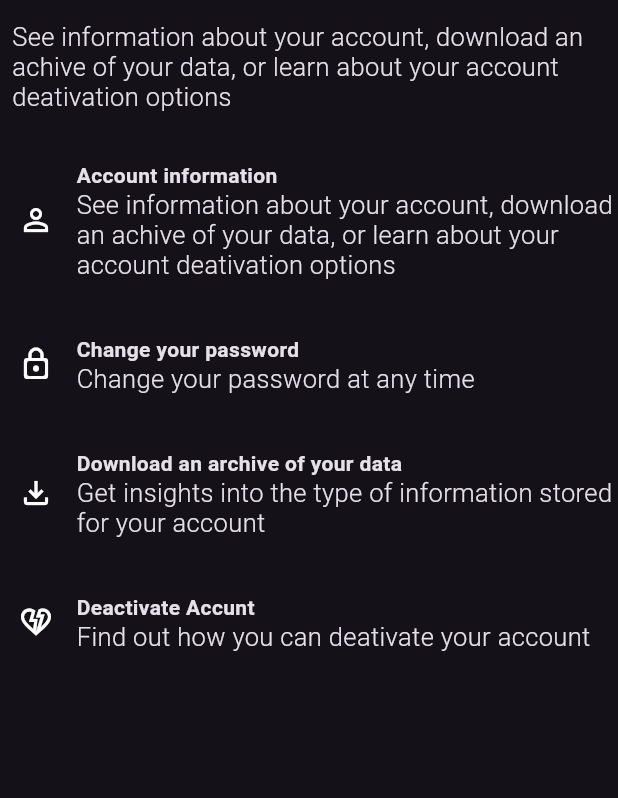
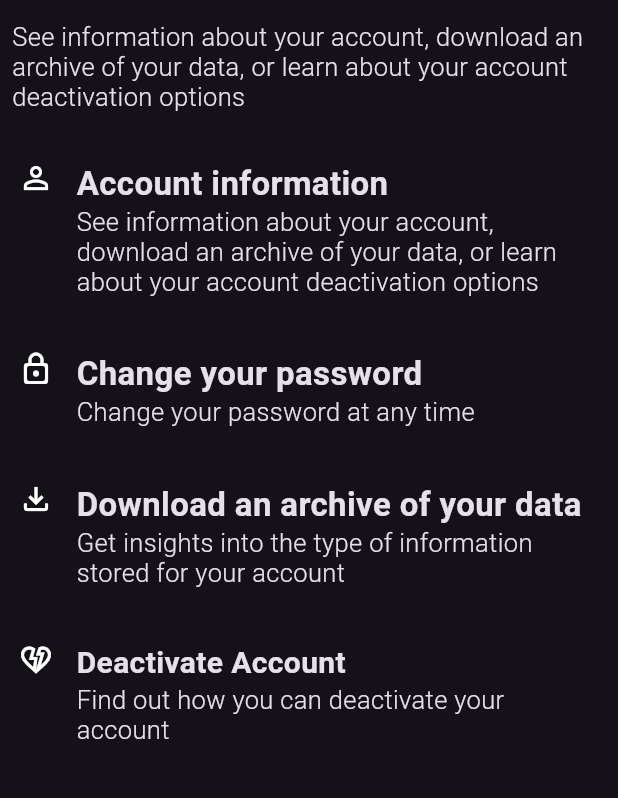
Before and after one commit to vanvictor20/Fist-REpo, a Flutter app: the screen it shows after launch, on a phone screen of 412 x 824 dp, the part 74-872 px from its top. Run offline on Flutter 3.47's test engine with Material 3 defaults, Android fonts, the phone set to English and light mode, and no system bars.

Commit message:
Upgrade to Dart 3 / current Flutter, fix text widgets and layout (#1)
- Regenerate platform folders (android/ios/macos/windows/linux/web) from
  the current Flutter template; they were unmodified 2022 templates that
  no longer build. App id and name are unchanged.
- Dart SDK ^3.0.0, flutter_lints 6, drop unused cupertino_icons.
- BigText ignored its size and SmallText ignored maxLines (and had an
  untyped field named TextAlign); both fixed and made const.
- Settings rows overflowed on narrow screens; extract a wrapping
  SettingsTile widget used by both settings pages.
- Replace the template counter test (it could never pass) with real
  widget tests, including a small-screen overflow check.
- Fix typos (Accunt, achive, deativation, donnot).
- Add CI: analyze, test, build APK and web.

Co-authored-by: Claude Opus 5.5 <noreply@anthropic.com>

```diff
--- a/lib/Widgets/big_text.dart
+++ b/lib/Widgets/big_text.dart
@@ -1,16 +1,16 @@
-import 'package:flutter/cupertino.dart';
+import 'package:flutter/widgets.dart';
 
 class BigText extends StatelessWidget {
   final Color? color;
   final String text;
-  double size;
+  final double size;
 
-  BigText({
-    Key? key,
+  const BigText({
+    super.key,
     this.color,
     required this.text,
     this.size = 22,
-  }) : super(key: key);
+  });
 
   @override
   Widget build(BuildContext context) {
@@ -18,6 +18,7 @@ class BigText extends StatelessWidget {
       text,
       style: TextStyle(
         color: color,
+        fontSize: size,
         fontWeight: FontWeight.bold,
         fontFamily: 'Roboto',
       ),
--- /dev/null
+++ b/lib/Widgets/settings_tile.dart
@@ -0,0 +1,43 @@
+import 'package:flutter/material.dart';
+
+import 'big_text.dart';
+import 'small_text.dart';
+
+/// An icon followed by a title and a description that wraps to fit.
+class SettingsTile extends StatelessWidget {
+  final IconData icon;
+  final String title;
+  final String description;
+  final double titleSize;
+
+  const SettingsTile({
+    super.key,
+    required this.icon,
+    required this.title,
+    required this.description,
+    this.titleSize = 22,
+  });
+
+  @override
+  Widget build(BuildContext context) {
+    return Padding(
+      padding: const EdgeInsets.all(12.0),
+      child: Row(
+        crossAxisAlignment: CrossAxisAlignment.start,
+        children: [
+          Icon(icon),
+          const SizedBox(width: 15),
+          Expanded(
+            child: Column(
+              crossAxisAlignment: CrossAxisAlignment.start,
+              children: [
+                BigText(text: title, size: titleSize),
+                SmallText(text: description, size: 17, maxLines: 3),
+              ],
+            ),
+          ),
+        ],
+      ),
+    );
+  }
+}
--- a/lib/Widgets/small_text.dart
+++ b/lib/Widgets/small_text.dart
@@ -1,28 +1,29 @@
-import 'package:flutter/cupertino.dart';
+import 'package:flutter/widgets.dart';
 
 class SmallText extends StatelessWidget {
-  Color? color;
+  final Color? color;
   final String text;
-  double size;
-  double height;
-  final TextAlign;
+  final double size;
+  final double height;
+  final TextAlign? textAlign;
+  final int maxLines;
 
-  SmallText({
-    Key? key,
+  const SmallText({
+    super.key,
     this.color,
     required this.text,
     this.size = 12,
     this.height = 1.2,
-    this.TextAlign,
-    required int maxLines,
-  }) : super(key: key);
+    this.textAlign,
+    this.maxLines = 3,
+  });
 
   @override
   Widget build(BuildContext context) {
     return Text(
       text,
-      textAlign: TextAlign,
-      maxLines: 3,
+      textAlign: textAlign,
+      maxLines: maxLines,
       style: TextStyle(
         color: color,
         fontSize: size,
--- a/lib/careers.dart
+++ b/lib/careers.dart
@@ -1,12 +1,11 @@
 import 'package:flutter/material.dart';
 
 class CareersPage extends StatelessWidget {
-  const CareersPage({Key? key}) : super(key: key);
+  const CareersPage({super.key});
 
   @override
   Widget build(BuildContext context) {
     return Scaffold(
-      // backgroundColor: const Color.fromARGB(255, 195, 107, 185),
       body: SafeArea(
         child: Container(
           padding: const EdgeInsets.all(20),
--- a/lib/main.dart
+++ b/lib/main.dart
@@ -1,5 +1,3 @@
-import 'package:career/careers.dart';
-import 'package:career/settings_page/notifiactions.dart';
 import 'package:flutter/material.dart';
 
 import 'settings_page/your_account.dart';
@@ -9,19 +7,18 @@ void main() {
 }
 
 class MyApp extends StatelessWidget {
-  const MyApp({Key? key}) : super(key: key);
+  const MyApp({super.key, this.home = const YourAccountPage()});
 
-  // This widget is the root of your application.
+  final Widget home;
+
   @override
   Widget build(BuildContext context) {
     return MaterialApp(
-      title: 'Flutter Demo',
+      title: 'Career',
       debugShowCheckedModeBanner: false,
       themeMode: ThemeMode.dark,
-      darkTheme: ThemeData(
-        brightness: Brightness.dark,
-      ),
-      home: YourAccountPage(),
+      darkTheme: ThemeData(brightness: Brightness.dark),
+      home: home,
     );
   }
 }
--- a/lib/settings_page/your_account.dart
+++ b/lib/settings_page/your_account.dart
@@ -1,9 +1,10 @@
 import 'package:career/Widgets/big_text.dart';
+import 'package:career/Widgets/settings_tile.dart';
 import 'package:career/Widgets/small_text.dart';
 import 'package:flutter/material.dart';
 
 class YourAccountPage extends StatelessWidget {
-  const YourAccountPage({Key? key}) : super(key: key);
+  const YourAccountPage({super.key});
 
   @override
   Widget build(BuildContext context) {
@@ -11,156 +12,58 @@ class YourAccountPage extends StatelessWidget {
       appBar: AppBar(
         leading: IconButton(
           onPressed: () {},
-          icon: Icon(
-            Icons.arrow_back_rounded,
+          icon: const Icon(Icons.arrow_back_rounded),
         ),
-        ),
-        title: Column(
+        title: const Column(
           crossAxisAlignment: CrossAxisAlignment.start,
           children: [
-            BigText(
-              text: 'Your Account',
-            ),
-            SmallText(
-              text: '@Wandulu_V',
-              maxLines: 1,
-            ),
+            BigText(text: 'Your Account'),
+            SmallText(text: '@Wandulu_V', maxLines: 1),
           ],
         ),
       ),
-      body: SafeArea(
+      body: const SafeArea(
+        child: SingleChildScrollView(
           child: Column(
             crossAxisAlignment: CrossAxisAlignment.start,
             children: [
               Padding(
-              padding: const EdgeInsets.all(8.0),
+                padding: EdgeInsets.all(8.0),
                 child: SmallText(
                   size: 17,
-                maxLines: 3,
                   text:
-                    'See information about your account, download an achive of your data, or learn about your account deativation options',
+                      'See information about your account, download an archive of your data, or learn about your account deactivation options',
                 ),
               ),
-            SizedBox(
-              height: 12.0,
+              SizedBox(height: 12.0),
+              SettingsTile(
+                icon: Icons.person_outline,
+                title: 'Account information',
+                description:
+                    'See information about your account, download an archive of your data, or learn about your account deactivation options',
               ),
-            Padding(
-              padding: const EdgeInsets.all(12.0),
-              child: Row(
-                children: [
-                  Icon(
-                    Icons.person_outline,
+              SizedBox(height: 12.0),
+              SettingsTile(
+                icon: Icons.lock_outline_rounded,
+                title: 'Change your password',
+                description: 'Change your password at any time',
               ),
-                  SizedBox(
-                    width: 15,
+              SizedBox(height: 12.0),
+              SettingsTile(
+                icon: Icons.file_download_outlined,
+                title: 'Download an archive of your data',
+                description:
+                    'Get insights into the type of information stored for your account',
               ),
-                  Column(
-                    crossAxisAlignment: CrossAxisAlignment.start,
-                    children: [
-                      BigText(
-                        text: 'Account information',
-                      ),
-                      SmallText(
-                        maxLines: 3,
-                        size: 17,
-                        text:
-                            'See information about your account, download\nan achive of your data, or learn about your\naccount deativation options ',
-                      )
-                    ],
+              SizedBox(height: 12.0),
+              SettingsTile(
+                icon: Icons.heart_broken_outlined,
+                title: 'Deactivate Account',
+                titleSize: 20,
+                description: 'Find out how you can deactivate your account',
               ),
             ],
           ),
-            ),
-            SizedBox(
-              height: 12.0,
-            ),
-            Padding(
-              padding: const EdgeInsets.all(12.0),
-              child: Row(
-                children: [
-                  Icon(
-                    Icons.lock_outline_rounded,
-                  ),
-                  SizedBox(
-                    width: 15,
-                  ),
-                  Column(
-                    crossAxisAlignment: CrossAxisAlignment.start,
-                    children: [
-                      BigText(
-                        text: 'Change your password',
-                      ),
-                      SmallText(
-                        maxLines: 3,
-                        size: 17,
-                        text: 'Change your password at any time ',
-                      )
-                    ],
-                  ),
-                ],
-              ),
-            ),
-            SizedBox(
-              height: 12.0,
-            ),
-            Padding(
-              padding: const EdgeInsets.all(12.0),
-              child: Row(
-                children: [
-                  Icon(
-                    Icons.file_download_outlined,
-                  ),
-                  SizedBox(
-                    width: 15,
-                  ),
-                  Column(
-                    crossAxisAlignment: CrossAxisAlignment.start,
-                    children: [
-                      BigText(
-                        text: 'Download an archive of your data',
-                      ),
-                      SmallText(
-                        maxLines: 3,
-                        size: 17,
-                        text:
-                            'Get insights into the type of information stored\nfor your account ',
-                      )
-                    ],
-                  ),
-                ],
-              ),
-            ),
-            SizedBox(
-              height: 12.0,
-            ),
-            Padding(
-              padding: const EdgeInsets.all(12.0),
-              child: Row(
-                children: [
-                  Icon(
-                    Icons.heart_broken_outlined,
-                  ),
-                  SizedBox(
-                    width: 15,
-                  ),
-                  Column(
-                    crossAxisAlignment: CrossAxisAlignment.start,
-                    children: [
-                      BigText(
-                        size: 20,
-                        text: 'Deactivate Accunt',
-                      ),
-                      SmallText(
-                        maxLines: 3,
-                        size: 17,
-                        text: 'Find out how you can deativate your account',
-                      )
-                    ],
-                  ),
-                ],
-              ),
-            )
-          ],
         ),
       ),
     );
```
Also changed, not shown: analysis_options.yaml (+9 -0 lines), lib/settings_page/notifiactions.dart (+21 -70 lines), pubspec.yaml (+3 -5 lines), pubspec.lock, 70 other files. Lines whose indentation alone changed are shown as unchanged.
